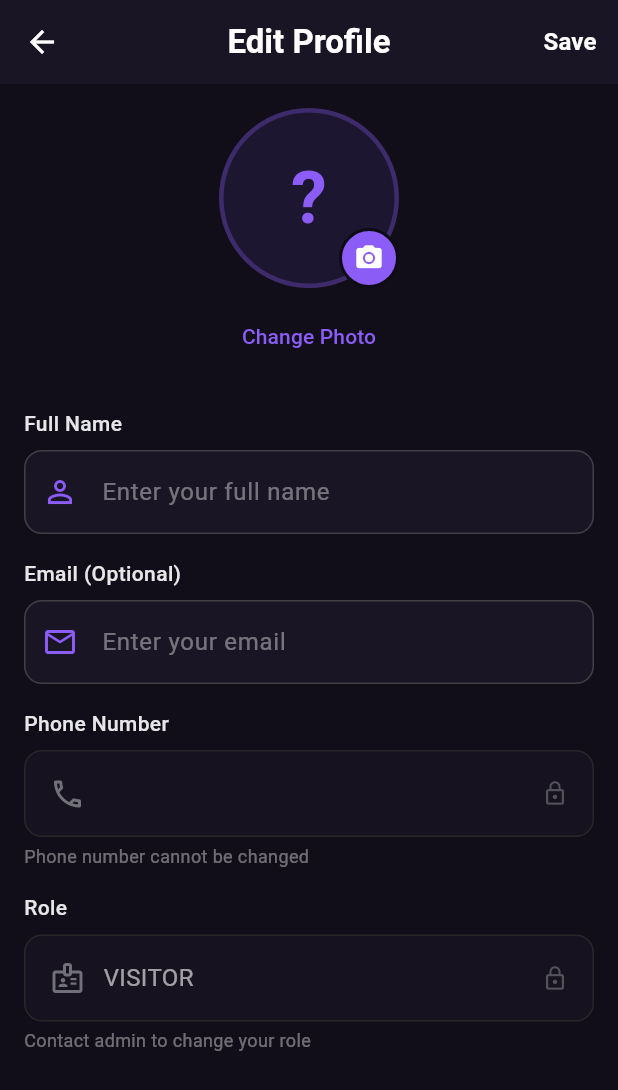
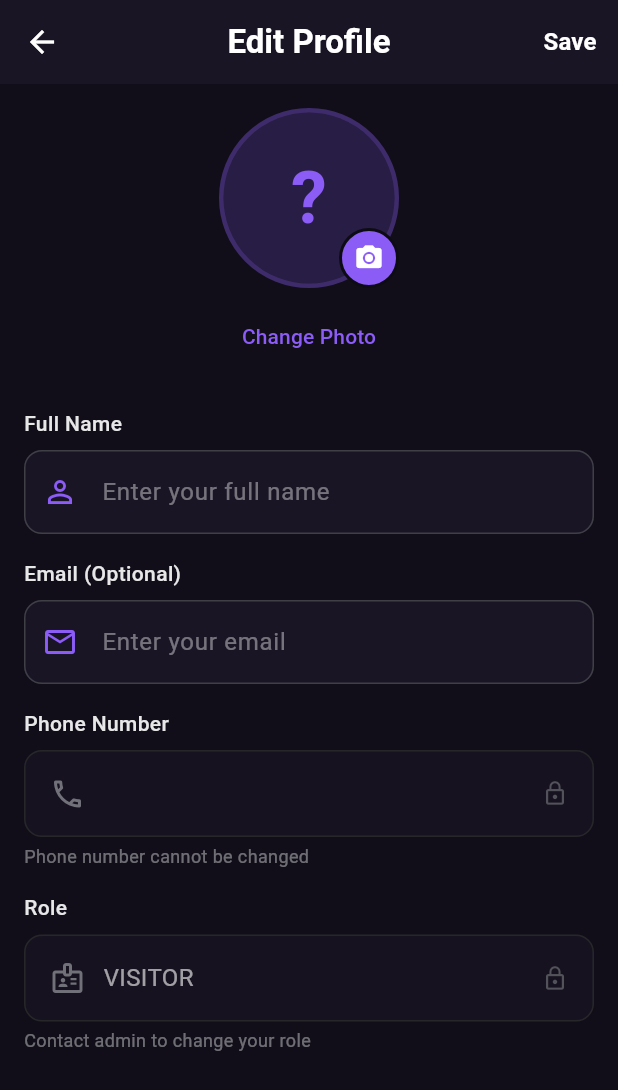
Before and after one commit to MohamedSaadMohamed1/exhibition_platform, a Flutter app: the ProfileScreen screen opened by its route, after a tap on the "edit" icon, on a phone screen of 412 x 824 dp. Shown: the top 1090 px of the screen. Run offline on Flutter 3.47's test engine with Material 3 defaults, Android fonts, the phone set to English and light mode, and no system bars; our stand-ins replace cached_network_image, cloud_firestore, connectivity_plus, dartz, equatable, firebase_auth and 12 more; accounts and stored records are empty; Roboto replaces fonts that are missing (Cairo).

Commit message:
feat: enhance image upload functionality with web support and refactor profile image handling

```diff
--- a/lib/features/profile/presentation/screens/edit_profile_screen.dart
+++ b/lib/features/profile/presentation/screens/edit_profile_screen.dart
@@ -1,11 +1,15 @@
 import 'dart:io';
+import 'dart:typed_data';
+import 'package:flutter/foundation.dart' show kIsWeb;
 import 'package:flutter/material.dart';
+import 'package:image_picker/image_picker.dart';
 import 'package:flutter_riverpod/flutter_riverpod.dart';
 import 'package:go_router/go_router.dart';
 import '../../../../core/theme/app_colors.dart';
 import '../../../../core/utils/validators.dart';
 import '../../../../shared/providers/providers.dart';
 import '../../../../shared/services/storage_service.dart';
+import '../../../../core/error/exceptions.dart';
 import '../providers/profile_provider.dart';
 
 class EditProfileScreen extends ConsumerStatefulWidget {
@@ -20,6 +24,7 @@ class _EditProfileScreenState extends ConsumerState<EditProfileScreen> {
   final _nameController = TextEditingController();
   final _emailController = TextEditingController();
   File? _selectedImage;
+  Uint8List? _webImageBytes; // For web: store bytes instead of File
   bool _imageRemoved = false;
 
   @override
@@ -44,13 +49,44 @@ class _EditProfileScreenState extends ConsumerState<EditProfileScreen> {
   }
 
   Future<void> _pickImage(ImageSourceType source) async {
+    try {
+      final imageSource = source == ImageSourceType.camera
+          ? ImageSource.camera
+          : ImageSource.gallery;
+
+      if (kIsWeb) {
+        // On web: read bytes directly — File and putFile are not supported
+        final picker = ImagePicker();
+        final xFile = await picker.pickImage(source: imageSource, imageQuality: 85);
+        if (xFile == null) return;
+        final bytes = await xFile.readAsBytes();
+        setState(() {
+          _webImageBytes = bytes;
+          _selectedImage = null;
+          _imageRemoved = false;
+        });
+      } else {
         final storageService = ref.read(storageServiceProvider);
         final file = await storageService.pickImage(source: source);
         if (file != null) {
           setState(() {
             _selectedImage = file;
+            _webImageBytes = null;
             _imageRemoved = false;
           });
+        }
+      }
+    } catch (e) {
+      if (mounted) {
+        ScaffoldMessenger.of(context).showSnackBar(
+          SnackBar(
+            content: Text(
+              e is UploadException ? e.message : 'Failed to select image',
+            ),
+            backgroundColor: AppColors.error,
+          ),
+        );
+      }
     }
   }
 
@@ -160,7 +196,12 @@ class _EditProfileScreenState extends ConsumerState<EditProfileScreen> {
     bool success = true;
 
     // Upload new image if selected
-    if (_selectedImage != null) {
+    if (kIsWeb && _webImageBytes != null) {
+      success = await profileNotifier.uploadProfileImageBytes(
+        userId: currentUser.id,
+        bytes: _webImageBytes!,
+      );
+    } else if (_selectedImage != null) {
       success = await profileNotifier.uploadProfileImage(
         userId: currentUser.id,
         imageFile: _selectedImage!,
@@ -276,22 +317,10 @@ class _EditProfileScreenState extends ConsumerState<EditProfileScreen> {
                             color: AppColors.primary.withOpacity(0.3),
                             width: 3,
                           ),
-                          image: _getProfileImage(),
                         ),
-                        child: _shouldShowPlaceholder()
-                            ? Center(
-                                child: Text(
-                                  currentUser.name.isNotEmpty
-                                      ? currentUser.name[0].toUpperCase()
-                                      : '?',
-                                  style: const TextStyle(
-                                    fontSize: 48,
-                                    fontWeight: FontWeight.bold,
-                                    color: AppColors.primary,
+                        child: ClipOval(
+                          child: _buildProfileImageContent(currentUser),
                         ),
-                                ),
-                              )
-                            : null,
                       ),
                     ),
                     Positioned(
@@ -390,35 +419,62 @@ class _EditProfileScreenState extends ConsumerState<EditProfileScreen> {
     );
   }
 
-  DecorationImage? _getProfileImage() {
-    if (_selectedImage != null) {
-      return DecorationImage(
-        image: FileImage(_selectedImage!),
+  Widget _buildProfileImageContent(dynamic currentUser) {
+    // 1. Show locally selected image
+    if (kIsWeb && _webImageBytes != null) {
+      return Image.memory(
+        _webImageBytes!,
         fit: BoxFit.cover,
+        width: 120,
+        height: 120,
+        errorBuilder: (_, __, ___) => _buildInitialPlaceholder(currentUser),
+      );
+    }
+    if (!kIsWeb && _selectedImage != null) {
+      return Image.file(
+        _selectedImage!,
+        fit: BoxFit.cover,
+        width: 120,
+        height: 120,
+        errorBuilder: (_, __, ___) => _buildInitialPlaceholder(currentUser),
       );
     }
 
-    if (_imageRemoved) {
-      return null;
+    // 2. Show existing network image (unless removed)
+    if (!_imageRemoved) {
+      final user = ref.read(currentUserProvider).valueOrNull;
+      if (user?.profileImage != null && user!.profileImage!.isNotEmpty) {
+        return Image.network(
+          user.profileImage!,
+          fit: BoxFit.cover,
+          width: 120,
+          height: 120,
+          errorBuilder: (_, __, ___) => _buildInitialPlaceholder(currentUser),
+        );
+      }
     }
 
-    final currentUser = ref.read(currentUserProvider).valueOrNull;
-    if (currentUser?.profileImage != null && currentUser!.profileImage!.isNotEmpty) {
-      return DecorationImage(
-        image: NetworkImage(currentUser.profileImage!),
-        fit: BoxFit.cover,
-      );
+    // 3. Fallback: initial letter placeholder
+    return _buildInitialPlaceholder(currentUser);
   }
 
-    return null;
-  }
-
-  bool _shouldShowPlaceholder() {
-    if (_selectedImage != null) return false;
-    if (_imageRemoved) return true;
-
-    final currentUser = ref.read(currentUserProvider).valueOrNull;
-    return currentUser?.profileImage == null || currentUser!.profileImage!.isEmpty;
+  Widget _buildInitialPlaceholder(dynamic currentUser) {
+    final name = (currentUser?.name ?? '') as String;
+    return Container(
+      width: 120,
+      height: 120,
+      color: AppColors.primary.withOpacity(0.1),
+      child: Center(
+        child: Text(
+          name.isNotEmpty ? name[0].toUpperCase() : '?',
+          style: const TextStyle(
+            fontSize: 48,
+            fontWeight: FontWeight.bold,
+            color: AppColors.primary,
+          ),
+        ),
+      ),
+    );
   }
 
   Widget _buildTextField({
--- a/lib/features/profile/presentation/screens/profile_screen.dart
+++ b/lib/features/profile/presentation/screens/profile_screen.dart
@@ -65,14 +65,23 @@ class ProfileScreen extends ConsumerWidget {
                 padding: const EdgeInsets.all(24),
                 child: Column(
                   children: [
-                    CircleAvatar(
-                      radius: 50,
-                      backgroundColor: AppColors.primary.withOpacity(0.2),
-                      backgroundImage: currentUser.profileImage != null
-                          ? NetworkImage(currentUser.profileImage!)
-                          : null,
-                      child: currentUser.profileImage == null
-                          ? Text(
+                    Container(
+                      width: 100,
+                      height: 100,
+                      decoration: BoxDecoration(
+                        shape: BoxShape.circle,
+                        color: AppColors.primary.withOpacity(0.2),
+                      ),
+                      child: ClipOval(
+                        child: currentUser.profileImage != null &&
+                                currentUser.profileImage!.isNotEmpty
+                            ? Image.network(
+                                currentUser.profileImage!,
+                                width: 100,
+                                height: 100,
+                                fit: BoxFit.cover,
+                                errorBuilder: (_, __, ___) => Center(
+                                  child: Text(
                                     currentUser.name.isNotEmpty
                                         ? currentUser.name[0].toUpperCase()
                                         : '?',
@@ -81,8 +90,22 @@ class ProfileScreen extends ConsumerWidget {
                                       color: Colors.white,
                                       fontWeight: FontWeight.bold,
                                     ),
+                                  ),
+                                ),
                               )
-                          : null,
+                            : Center(
+                                child: Text(
+                                  currentUser.name.isNotEmpty
+                                      ? currentUser.name[0].toUpperCase()
+                                      : '?',
+                                  style: const TextStyle(
+                                    fontSize: 36,
+                                    color: Colors.white,
+                                    fontWeight: FontWeight.bold,
+                                  ),
+                                ),
+                              ),
+                      ),
                     ),
 
                     const SizedBox(height: 16),
--- a/lib/features/supplier/presentation/screens/business_settings_screen.dart
+++ b/lib/features/supplier/presentation/screens/business_settings_screen.dart
@@ -140,7 +140,7 @@ class _BusinessSettingsScreenState extends ConsumerState<BusinessSettingsScreen>
       );
 
       // Using the provider method if exists, or just direct Firestore update
-      final docRef = FirebaseFirestore.instance.collection('suppliers').doc(currentSupplier.id);
+      final docRef = FirebaseFirestore.instance.collection(FirestoreCollections.suppliers).doc(currentSupplier.id);
       await docRef.update(updatedSupplier.toUpdateMap());
 
       // Invalidate to refresh UI
--- a/lib/shared/providers/firebase_providers.dart
+++ b/lib/shared/providers/firebase_providers.dart
@@ -25,7 +25,7 @@ final firestoreProvider = Provider<FirebaseFirestore>((ref) {
 
 /// Firebase Storage instance provider
 final firebaseStorageProvider = Provider<FirebaseStorage>((ref) {
-  return FirebaseStorage.instance;
+  return FirebaseStorage.instanceFor(bucket: 'gs://candoo-7ddfc.firebasestorage.app');
 });
 
 /// Firebase Messaging instance provider
```
Also changed, not shown: cors.json (added, +7 -0 lines), lib/core/services/image_upload_service.dart (+6 -2 lines), lib/data/datasources/remote/firebase_storage_datasource.dart (+4 -8 lines), lib/features/auth/data/repositories/auth_repository_impl.dart (+7 -6 lines), lib/features/profile/data/repositories/profile_repository_impl.dart (+20 -0 lines), lib/features/profile/domain/repositories/profile_repository.dart (+7 -0 lines), lib/features/profile/presentation/providers/profile_provider.dart (+31 -1 lines), lib/shared/services/storage_service.dart (+30 -4 lines). Lines whose indentation alone changed are shown as unchanged.
